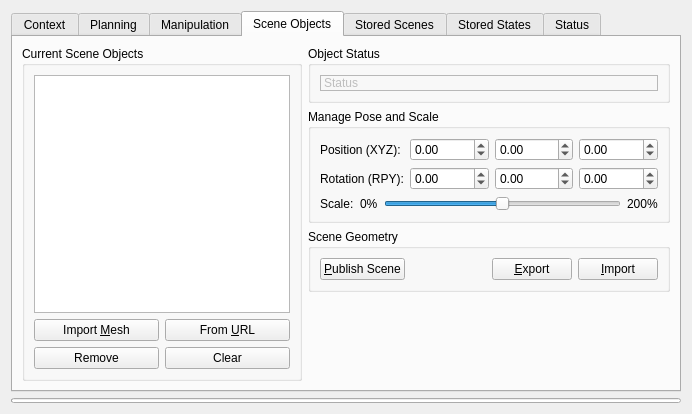
Before: the Qt Designer form moveit_ros/visualization/motion_planning_rviz_plugin/src/ui/motion_planning_rviz_plugin_frame.ui in moveit/moveit, drawn with Qt 5.
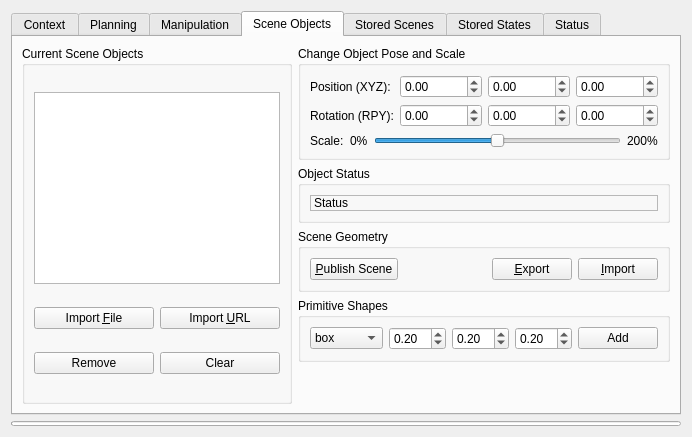
After: the same form once the commit is applied. The open tabs and pages were chosen to show the change. Custom widgets are drawn as their Qt base class.

Commit message: rviz panel: widgets for adding geometric primitives

What changed in the file:
```diff
--- a/moveit_ros/visualization/motion_planning_rviz_plugin/src/ui/motion_planning_rviz_plugin_frame.ui
+++ b/moveit_ros/visualization/motion_planning_rviz_plugin/src/ui/motion_planning_rviz_plugin_frame.ui
@@ -7,7 +7,7 @@
     <x>0</x>
     <y>0</y>
     <width>692</width>
-    <height>414</height>
+    <height>437</height>
    </rect>
   </property>
   <property name="windowTitle">
@@ -938,37 +938,9 @@
       </attribute>
       <layout class="QGridLayout" name="gridLayout_4">
        <item row="0" column="1">
-        <widget class="QGroupBox" name="groupBox_5">
-         <property name="title">
-          <string>Object Status</string>
-         </property>
-         <layout class="QVBoxLayout" name="verticalLayout_12">
-          <item>
-           <widget class="QLabel" name="object_status">
-            <property name="enabled">
-             <bool>false</bool>
-            </property>
-            <property name="frameShape">
-             <enum>QFrame::StyledPanel</enum>
-            </property>
-            <property name="frameShadow">
-             <enum>QFrame::Raised</enum>
-            </property>
-            <property name="text">
-             <string>Status</string>
-            </property>
-            <property name="textFormat">
-             <enum>Qt::AutoText</enum>
-            </property>
-           </widget>
-          </item>
-         </layout>
-        </widget>
-       </item>
-       <item row="1" column="1">
         <widget class="QGroupBox" name="pose_scale_group_box">
          <property name="title">
-          <string>Manage Pose and Scale</string>
+          <string>Change Object Pose and Scale</string>
          </property>
          <layout class="QVBoxLayout" name="verticalLayout_6">
           <item>
@@ -1130,6 +1102,65 @@
          </layout>
         </widget>
        </item>
+       <item row="0" column="0" rowspan="5">
+        <widget class="QGroupBox" name="groupBox_8">
+         <property name="toolTip">
+          <string>Press Ctrl+C to duplicate an object</string>
+         </property>
+         <property name="title">
+          <string>Current Scene Objects</string>
+         </property>
+         <layout class="QGridLayout" name="gridLayout_8">
+          <item row="4" column="0">
+           <widget class="QPushButton" name="remove_object_button">
+            <property name="text">
+             <string>Remove</string>
+            </property>
+           </widget>
+          </item>
+          <item row="4" column="1">
+           <widget class="QPushButton" name="clear_scene_button">
+            <property name="text">
+             <string>Clear</string>
+            </property>
+           </widget>
+          </item>
+          <item row="2" column="0">
+           <widget class="QPushButton" name="import_object_file_button">
+            <property name="text">
+             <string>Import &amp;File</string>
+            </property>
+            <property name="toolTip">
+             <string>Import a mesh from file</string>
+            </property>
+           </widget>
+          </item>
+          <item row="0" column="0" colspan="2">
+           <widget class="QListWidget" name="collision_objects_list">
+            <property name="sizePolicy">
+             <sizepolicy hsizetype="Expanding" vsizetype="Fixed">
+              <horstretch>0</horstretch>
+              <verstretch>0</verstretch>
+             </sizepolicy>
+            </property>
+            <property name="editTriggers">
+             <set>QAbstractItemView::DoubleClicked|QAbstractItemView::EditKeyPressed</set>
+            </property>
+           </widget>
+          </item>
+          <item row="2" column="1">
+           <widget class="QPushButton" name="import_object_url_button">
+            <property name="text">
+             <string>Import &amp;URL</string>
+            </property>
+            <property name="toolTip">
+             <string>Import a mesh from URL</string>
+            </property>
+            </widget>
+          </item>
+         </layout>
+        </widget>
+       </item>
        <item row="2" column="1">
         <widget class="QGroupBox" name="groupBox3">
          <property name="title">
@@ -1185,60 +1216,7 @@
          </layout>
         </widget>
        </item>
-       <item row="0" column="0" rowspan="4">
-        <widget class="QGroupBox" name="groupBox_8">
-         <property name="toolTip">
-          <string>Press Ctrl+C to duplicate an object</string>
-         </property>
-         <property name="title">
-          <string>Current Scene Objects</string>
-         </property>
-         <layout class="QGridLayout" name="gridLayout_8">
-          <item row="1" column="1">
-           <widget class="QPushButton" name="import_object_url_button">
-            <property name="text">
-             <string>From &amp;URL</string>
-            </property>
-            <property name="toolTip">
-             <string>Import a mesh from a URL</string>
-            </property>
-           </widget>
-          </item>
-          <item row="3" column="1">
-           <widget class="QPushButton" name="clear_scene_button">
-            <property name="text">
-             <string>Clear</string>
-            </property>
-           </widget>
-          </item>
-          <item row="3" column="0">
-           <widget class="QPushButton" name="remove_object_button">
-            <property name="text">
-             <string>Remove</string>
-            </property>
-           </widget>
-          </item>
-          <item row="1" column="0">
-           <widget class="QPushButton" name="import_object_file_button">
-            <property name="text">
-             <string>Import &amp;Mesh</string>
-            </property>
-            <property name="toolTip">
-             <string>Import a mesh from a file</string>
-            </property>
-           </widget>
-          </item>
-          <item row="0" column="0" colspan="2">
-           <widget class="QListWidget" name="collision_objects_list">
-            <property name="editTriggers">
-             <set>QAbstractItemView::DoubleClicked|QAbstractItemView::EditKeyPressed</set>
-            </property>
-           </widget>
-          </item>
-         </layout>
-        </widget>
-       </item>
-       <item row="3" column="1">
+       <item row="4" column="1">
         <spacer name="verticalSpacer_4">
          <property name="orientation">
           <enum>Qt::Vertical</enum>
@@ -1251,6 +1229,119 @@
          </property>
         </spacer>
        </item>
+       <item row="1" column="1">
+        <widget class="QGroupBox" name="groupBox_5">
+         <property name="title">
+          <string>Object Status</string>
+         </property>
+         <layout class="QVBoxLayout" name="verticalLayout_12">
+          <item>
+           <widget class="QLabel" name="object_status">
+            <property name="enabled">
+             <bool>true</bool>
+            </property>
+            <property name="frameShape">
+             <enum>QFrame::StyledPanel</enum>
+            </property>
+            <property name="frameShadow">
+             <enum>QFrame::Raised</enum>
+            </property>
+            <property name="text">
+             <string>Status</string>
+            </property>
+            <property name="textFormat">
+             <enum>Qt::AutoText</enum>
+            </property>
+            <property name="WordWrap" stdset="0">
+             <bool>true</bool>
+            </property>
+           </widget>
+          </item>
+         </layout>
+        </widget>
+       </item>
+       <item row="3" column="1">
+        <widget class="QGroupBox" name="groupBox_4">
+         <property name="sizePolicy">
+          <sizepolicy hsizetype="Preferred" vsizetype="Preferred">
+           <horstretch>0</horstretch>
+           <verstretch>0</verstretch>
+          </sizepolicy>
+         </property>
+         <property name="title">
+          <string>Primitive Shapes</string>
+         </property>
+         <layout class="QHBoxLayout" name="horizontalLayout_12">
+          <item>
+           <widget class="QComboBox" name="shapes_combo_box">
+            <item>
+             <property name="text">
+              <string>box</string>
+             </property>
+            </item>
+            <item>
+             <property name="text">
+              <string>sphere</string>
+             </property>
+            </item>
+            <item>
+             <property name="text">
+              <string>cone</string>
+             </property>
+            </item>
+            <item>
+             <property name="text">
+              <string>cylinder</string>
+             </property>
+            </item>
+           </widget>
+          </item>
+          <item>
+           <widget class="QDoubleSpinBox" name="shape_size_x_spin_box">
+            <property name="singleStep">
+             <double>0.050000000000000</double>
+            </property>
+            <property name="value">
+             <double>0.200000000000000</double>
+            </property>
+           </widget>
+          </item>
+          <item>
+           <widget class="QDoubleSpinBox" name="shape_size_y_spin_box">
+            <property name="singleStep">
+             <double>0.050000000000000</double>
+            </property>
+            <property name="value">
+             <double>0.200000000000000</double>
+            </property>
+           </widget>
+          </item>
+          <item>
+           <widget class="QDoubleSpinBox" name="shape_size_z_spin_box">
+            <property name="singleStep">
+             <double>0.050000000000000</double>
+            </property>
+            <property name="value">
+             <double>0.200000000000000</double>
+            </property>
+           </widget>
+          </item>
+          <item>
+           <widget class="QPushButton" name="add_shape_button">
+            <property name="sizePolicy">
+             <sizepolicy hsizetype="Minimum" vsizetype="Fixed">
+              <horstretch>0</horstretch>
+              <verstretch>0</verstretch>
+             </sizepolicy>
+            </property>
+            <property name="text">
+             <string>Add</string>
+            </property>
+           </widget>
+          </item>
+         </layout>
+        </widget>
+       </item>
       </layout>
      </widget>
      <widget class="QWidget" name="stored_plans">
```
Left out of the diff: 4 changed lines with no effect on the pictures. The commit also changes 3 other files.
